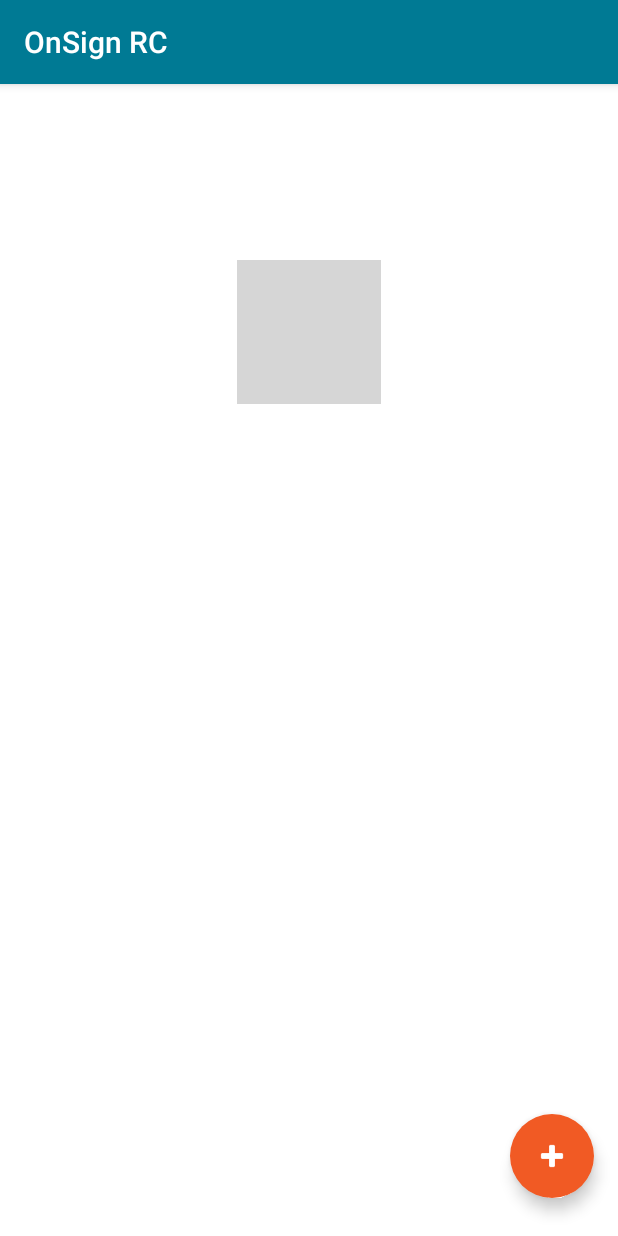
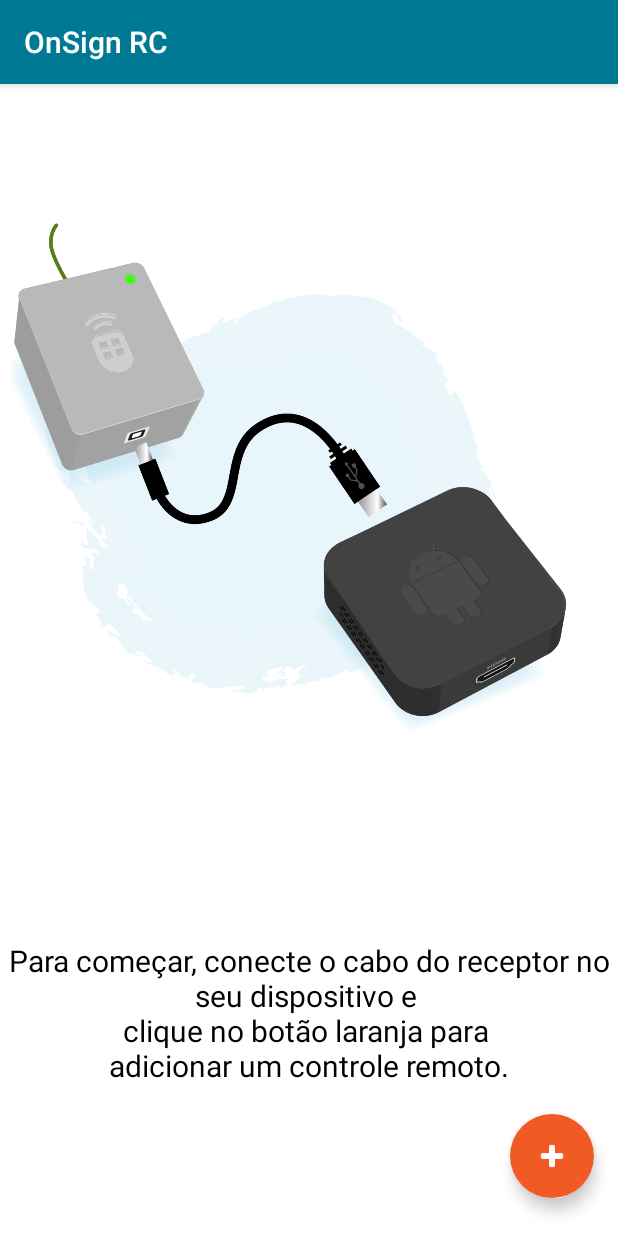
Before and after one commit to upnewstv/usb-serial-broadcaster, an Android app: the screen it shows after launch (AttachActivity), on a phone screen of 412 x 824 dp. Run offline under Robolectric (Android 15) with nearby library versions, the phone set to English and light mode, and no system bars; grey boxes are pictures that could not be loaded.

Commit message:
Created different doodle layouts for landscape and portrait modes. Created verification for toast - it can be created only after another toast has been dismissed.

```diff
--- a/app/src/main/java/net/signagewidgets/serial/activities/AttachActivity.java
+++ b/app/src/main/java/net/signagewidgets/serial/activities/AttachActivity.java
@@ -4,18 +4,20 @@ import android.content.BroadcastReceiver;
 import android.content.Context;
 import android.content.Intent;
 import android.content.IntentFilter;
-import android.graphics.Point;
+import android.content.res.Configuration;
 import android.os.Bundle;
 import android.os.Handler;
+import android.support.v7.app.ActionBar;
 import android.support.v7.app.AppCompatActivity;
 import android.support.v7.widget.LinearLayoutManager;
 import android.support.v7.widget.RecyclerView;
-import android.view.Display;
+import android.util.DisplayMetrics;
 import android.view.Gravity;
 import android.view.View;
 import android.view.animation.Animation;
 import android.view.animation.AnimationUtils;
 import android.widget.ImageView;
+import android.widget.LinearLayout;
 import android.widget.TextView;
 import android.widget.Toast;
 
@@ -41,8 +43,9 @@ public class AttachActivity extends AppCompatActivity {
 	private DBHelper mDBHelper;
     private RemoteControl[] mRemoteControls;
     public static boolean publicIsConnected;
+    private boolean mStartToast = true;
 
-	@Override
+    @Override
 	protected void onCreate(Bundle savedInstanceState) {
 		super.onCreate(savedInstanceState);
 		SerialService.start(this);
@@ -82,12 +85,22 @@ public class AttachActivity extends AppCompatActivity {
             AddControl addControl = new AddControl(this);
             setDoodle();
         }else {
+
             Toast toast = Toast.makeText(this, this.getString(R.string.message_connect), Toast.LENGTH_SHORT);
             TextView v = (TextView) toast.getView().findViewById(android.R.id.message);
             if( v != null) v.setGravity(Gravity.CENTER);
 
-            toast.setGravity(Gravity.CENTER_HORIZONTAL, 0, 0);
-            toast.show();
+            if(mStartToast){
+                toast.show();
+                mStartToast = false;
+                final Handler handler = new Handler();
+                handler.postDelayed(new Runnable() {
+                    @Override
+                    public void run() {
+                        mStartToast = true;
+                    }
+                }, 2000);
+            }
         }
 	}
 
@@ -127,11 +140,40 @@ public class AttachActivity extends AppCompatActivity {
     public void setDoodle(){
 
         ImageView mImageViewDoodle = (ImageView) findViewById(R.id.imageView_doodle);
+        LinearLayout mLinearLayoutDoodle = (LinearLayout) findViewById(R.id.linear_layout_doodle);
+        TextView mMessageDoodle = (TextView) findViewById(R.id.textView_message_doodle);
+
+        double screenSize = getScreenSize();
+
+        if(screenSize < 6){
+            mMessageDoodle.setTextSize(20);
+        }
+
+        if(getResources().getConfiguration().orientation == Configuration.ORIENTATION_PORTRAIT){
+
+            if(screenSize < 6){
+                mMessageDoodle.setText(this.getString(R.string.message_doodle_small_screen));
+            }
+
+            mMessageDoodle.setGravity(Gravity.BOTTOM | Gravity.CENTER_HORIZONTAL);
+            mLinearLayoutDoodle.setOrientation(LinearLayout.VERTICAL);
+            mImageViewDoodle.setLayoutParams(new LinearLayout.LayoutParams(ActionBar.LayoutParams.WRAP_CONTENT, ActionBar.LayoutParams.WRAP_CONTENT, Gravity.CENTER | Gravity.TOP));
+            mImageViewDoodle.setPadding(0, 0, 40, 0);
+        } else {
+            mMessageDoodle.setText(this.getString(R.string.message_doodle_landscape));
+            mMessageDoodle.setGravity(Gravity.CENTER_HORIZONTAL | Gravity.CENTER_VERTICAL);
+            mMessageDoodle.setPadding(0, 0, 40, 0);
+            mLinearLayoutDoodle.setOrientation(LinearLayout.HORIZONTAL);
+            mImageViewDoodle.setLayoutParams(new LinearLayout.LayoutParams(ActionBar.LayoutParams.WRAP_CONTENT, ActionBar.LayoutParams.WRAP_CONTENT, Gravity.LEFT));
+            mImageViewDoodle.setPadding(40, 0, 0, 0);
+        }
 
         if(getControls().length == 0){
             mImageViewDoodle.setVisibility(View.VISIBLE);
+            mMessageDoodle.setVisibility(View.VISIBLE);
         }else{
             mImageViewDoodle.setVisibility(View.INVISIBLE);
+            mMessageDoodle.setVisibility(View.INVISIBLE);
         }
     }
 
@@ -163,5 +205,12 @@ public class AttachActivity extends AppCompatActivity {
         this.registerReceiver(mReceiver, filter);
     }
 
+    public double getScreenSize(){
+        DisplayMetrics dm = getResources().getDisplayMetrics();
+        double density = dm.density * 160;
+        double x = Math.pow(dm.widthPixels / density, 2);
+        double y = Math.pow(dm.heightPixels / density, 2);
+        return Math.sqrt(x + y);
+    }
 
 }
--- a/app/src/main/res/layout/added_control.xml
+++ b/app/src/main/res/layout/added_control.xml
@@ -37,7 +37,7 @@
                 android:layout_width="wrap_content"
                 android:layout_height="wrap_content"
                 android:id="@+id/imageView_added_ok"
-                android:src="@drawable/ok_icon_48"
+                android:src="@drawable/ok"
                 android:visibility="visible"
                 android:layout_gravity="center" />
 
--- a/app/src/main/res/layout/recycler_view.xml
+++ b/app/src/main/res/layout/recycler_view.xml
@@ -16,7 +16,7 @@
         <android.support.v7.widget.RecyclerView
             android:id="@+id/rv"
             android:layout_width="fill_parent"
-            android:layout_height="match_parent"
+            android:layout_height="fill_parent"
             android:background="#ffffff" />
 
         <android.support.design.widget.FloatingActionButton
@@ -39,14 +39,40 @@
             app:backgroundTint="@color/ColorButtonAdd"
             android:onClick="listenerFAB"/>
 
-        <ImageView
-            android:layout_width="wrap_content"
-            android:layout_height="wrap_content"
-            android:id="@+id/imageView_doodle"
-            android:layout_alignParentTop="true"
-            android:layout_centerHorizontal="true"
-            android:layout_marginTop="117dp"
-            android:src="@drawable/test_doodle" />
+        <LinearLayout
+            android:orientation="vertical"
+            android:layout_width="match_parent"
+            android:layout_height="match_parent"
+            android:id="@+id/linear_layout_doodle"
+            android:gravity="center_vertical">
+
+            <ImageView
+                android:layout_width="375dp"
+                android:layout_height="434dp"
+                android:id="@+id/imageView_doodle"
+                android:src="@drawable/rc_doodle"
+                android:layout_alignParentTop="true"
+                android:layout_alignParentLeft="false"
+                android:layout_alignParentStart="true"
+                android:layout_above="@+id/fab"
+                android:layout_gravity="center|top"
+                android:paddingLeft="30dp" />
+
+            <TextView
+                android:layout_width="wrap_content"
+                android:layout_height="wrap_content"
+                android:text="@string/message_doodle_portrait"
+                android:id="@+id/textView_message_doodle"
+                android:layout_alignParentBottom="true"
+                android:layout_centerHorizontal="true"
+                android:textColor="#010101"
+                android:layout_marginBottom="100dp"
+                android:textSize="30sp"
+                android:layout_gravity="center_vertical"
+                android:layout_marginTop="50dp"
+                android:gravity="fill_horizontal" />
+
+        </LinearLayout>
 
     </RelativeLayout>
 
--- a/app/src/main/res/layout/verify_buttons.xml
+++ b/app/src/main/res/layout/verify_buttons.xml
@@ -85,7 +85,7 @@
                 android:layout_width="wrap_content"
                 android:layout_height="wrap_content"
                 android:id="@+id/imageView_verify_ok"
-                android:src="@drawable/ok_icon_48"
+                android:src="@drawable/ok"
                 android:visibility="gone"
                 android:layout_gravity="center" />
 
--- a/app/src/main/res/values-w820dp/dimens.xml
+++ /dev/null
@@ -1,6 +0,0 @@
-<resources>
-    <!-- Example customization of dimensions originally defined in res/values/dimens.xml
-         (such as screen margins) for screens with more than 820dp of available width. This
-         would include 7" and 10" devices in landscape (~960dp and ~1280dp respectively). -->
-    <dimen name="activity_horizontal_margin">64dp</dimen>
-</resources>
--- a/app/src/main/res/values/dimens.xml
+++ b/app/src/main/res/values/dimens.xml
@@ -1,2 +1,2 @@
-<resources>
-</resources>
+<?xml version="1.0" encoding="utf-8"?>
+<resources></resources>
--- a/app/src/main/res/values/strings.xml
+++ b/app/src/main/res/values/strings.xml
@@ -45,7 +45,13 @@
 
     <string name="message_connect">Por favor, verifique se o receptor \nestá conectado</string>
 
+    <string name="pressed_message_part_1">O botão </string>
+    <string name="pressed_message_part_2">do controle \n</string>
+    <string name="pressed_message_part_3">foi pressionado</string>
 
+    <string name="message_doodle_landscape">Para começar, conecte o cabo do receptor \nno seu dispositivo e clique no botão laranja \npara adicionar um controle remoto.</string>
+    <string name="message_doodle_portrait">Para começar, conecte o cabo do receptor no seu dispositivo e clique no botão laranja para \nadicionar um controle remoto.</string>
+    <string name="message_doodle_small_screen">Para começar, conecte o cabo do receptor no seu dispositivo e \nclique no botão laranja para \nadicionar um controle remoto.</string>
 
 
 </resources>
```
Also changed, not shown: app/src/main/java/net/signagewidgets/serial/util/RVAdapter.java (+30 -8 lines), 2 other files.
